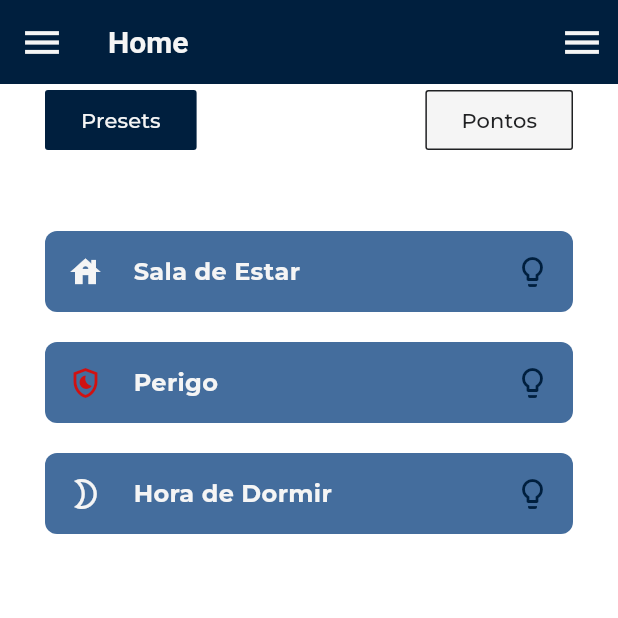
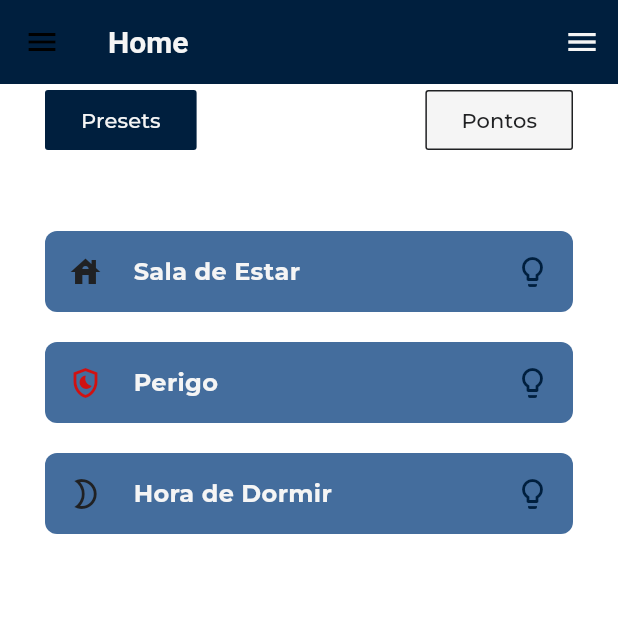
Before and after one commit to jacrifla/app_atalaia, a Flutter app: the HomePage screen opened directly, after a tap on "Sala de Estar", after a tap on "Perigo", after a tap on "Hora de Dormir", on a phone screen of 412 x 824 dp, the top half of it. Run offline on Flutter 3.47's test engine with Material 3 defaults, Android fonts, the phone set to English and light mode, and no system bars; project files that could hold a hidden picture were left out.

Commit message:
algumas alteracoes

```diff
--- a/lib/app.dart
+++ b/lib/app.dart
@@ -16,6 +16,7 @@ class MyApp extends StatelessWidget {
       debugShowCheckedModeBanner: false,
       title: 'Atalaia App',
       theme: AppTheme.lightTheme(),
+      // theme: AppTheme.darkTheme(),
       routes: {
         '/': (context) => LoginPage(),
         '/signup': (context) => SignupPage(),
--- a/lib/pages/home_page.dart
+++ b/lib/pages/home_page.dart
@@ -14,7 +14,7 @@ class HomePage extends StatefulWidget {
 
 class _HomePageState extends State<HomePage> {
   final GlobalKey<ScaffoldState> _scaffoldKey = GlobalKey<ScaffoldState>();
-  bool isLightbulbTapped = false;
+  bool _isLightbulbTapped = false;
 
   @override
   Widget build(BuildContext context) {
@@ -24,16 +24,18 @@ class _HomePageState extends State<HomePage> {
         title: Text(
           'Home',
           style: TextStyle(
-            color: Color(0xFFF5F5F5),
+            color: Theme.of(context).colorScheme.onPrimary,
             fontSize: 20,
             fontWeight: FontWeight.bold,
           ),
         ),
-        iconTheme: IconThemeData(color: Color(0xFFF5F5F5), size: 30),
         backgroundColor: Theme.of(context).colorScheme.primary,
         actions: <Widget>[
           IconButton(
-            icon: Icon(Icons.menu),
+            icon: Icon(
+              Icons.menu,
+              color: Theme.of(context).colorScheme.onPrimary,
+            ),
             onPressed: () {
               _scaffoldKey.currentState!.openDrawer();
             },
@@ -43,7 +45,7 @@ class _HomePageState extends State<HomePage> {
       drawer: CustomDrawer(),
       body: Center(
         child: Padding(
-          padding: EdgeInsets.symmetric(horizontal: 30),
+          padding: const EdgeInsets.symmetric(horizontal: 30),
           child: Column(
             children: [
               Row(
@@ -51,13 +53,14 @@ class _HomePageState extends State<HomePage> {
                 children: [
                   ButtonIcon(
                     labelText: 'Presets',
+                    color: Theme.of(context).colorScheme.onPrimary,
                   ),
                   ButtonIcon(
                     labelText: 'Pontos',
-                    backgroundColor: Color(0xfff5f5f5),
-                    color: Color(0xFF202123),
+                    backgroundColor: Theme.of(context).colorScheme.onPrimary,
+                    color: Theme.of(context).colorScheme.onSecondary,
                     borderSide: BorderSide(
-                      color: Color(0xFF202123),
+                      color: Theme.of(context).colorScheme.onSecondary,
                     ),
                   ),
                 ],
@@ -67,13 +70,13 @@ class _HomePageState extends State<HomePage> {
                 labelText: 'Sala de Estar',
                 startIcon: Icon(
                   Icons.house,
-                  color: Color(0xFFF5F5F5),
+                  color: Theme.of(context).colorScheme.onSecondary,
                 ),
                 defaultEndIcon: Icons.lightbulb,
                 tappedEndIcon: Icons.lightbulb_outline,
                 onTap: () {
                   setState(() {
-                    isLightbulbTapped = !isLightbulbTapped;
+                    _isLightbulbTapped = !_isLightbulbTapped;
                   });
                 },
               ),
@@ -81,13 +84,13 @@ class _HomePageState extends State<HomePage> {
                 labelText: 'Perigo',
                 startIcon: Icon(
                   Icons.shield_moon_outlined,
-                  color: Color(0xFFD11111),
+                  color: Theme.of(context).colorScheme.error,
                 ),
                 defaultEndIcon: Icons.lightbulb,
                 tappedEndIcon: Icons.lightbulb_outline,
                 onTap: () {
                   setState(() {
-                    isLightbulbTapped = !isLightbulbTapped;
+                    _isLightbulbTapped = !_isLightbulbTapped;
                   });
                 },
               ),
@@ -95,13 +98,13 @@ class _HomePageState extends State<HomePage> {
                 labelText: 'Hora de Dormir',
                 startIcon: Icon(
                   Icons.mode_night_outlined,
-                  color: Color(0xFFF5F5F5),
+                  color: Theme.of(context).colorScheme.onSecondary,
                 ),
                 defaultEndIcon: Icons.lightbulb,
                 tappedEndIcon: Icons.lightbulb_outline,
                 onTap: () {
                   setState(() {
-                    isLightbulbTapped = !isLightbulbTapped;
+                    _isLightbulbTapped = !_isLightbulbTapped;
                   });
                 },
               ),
--- a/lib/widgets/build_row.dart
+++ b/lib/widgets/build_row.dart
@@ -39,7 +39,7 @@ class BuildRow extends StatelessWidget {
                       height: 1.5, // Altura do sublinhado
                       color: Theme.of(context)
                           .colorScheme
-                          .primary, // Cor do sublinhado
+                          .onSecondary, // Cor do sublinhado
                     ),
                   ),
                 ],
```
Also changed, not shown: lib/theme.dart (+7 -5 lines).
